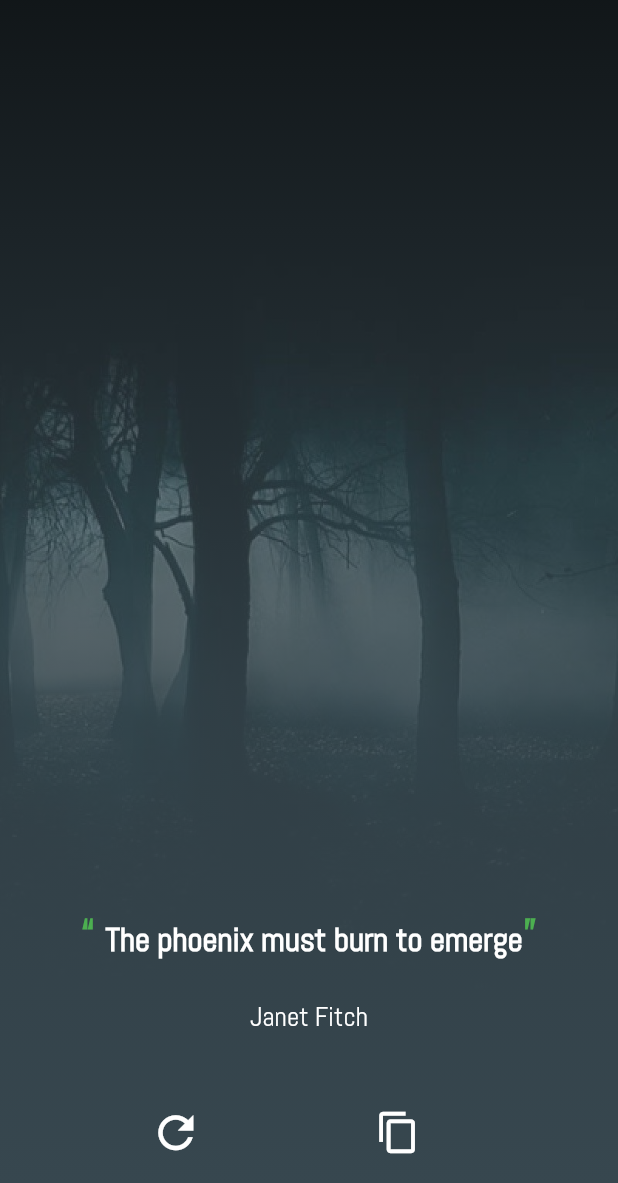
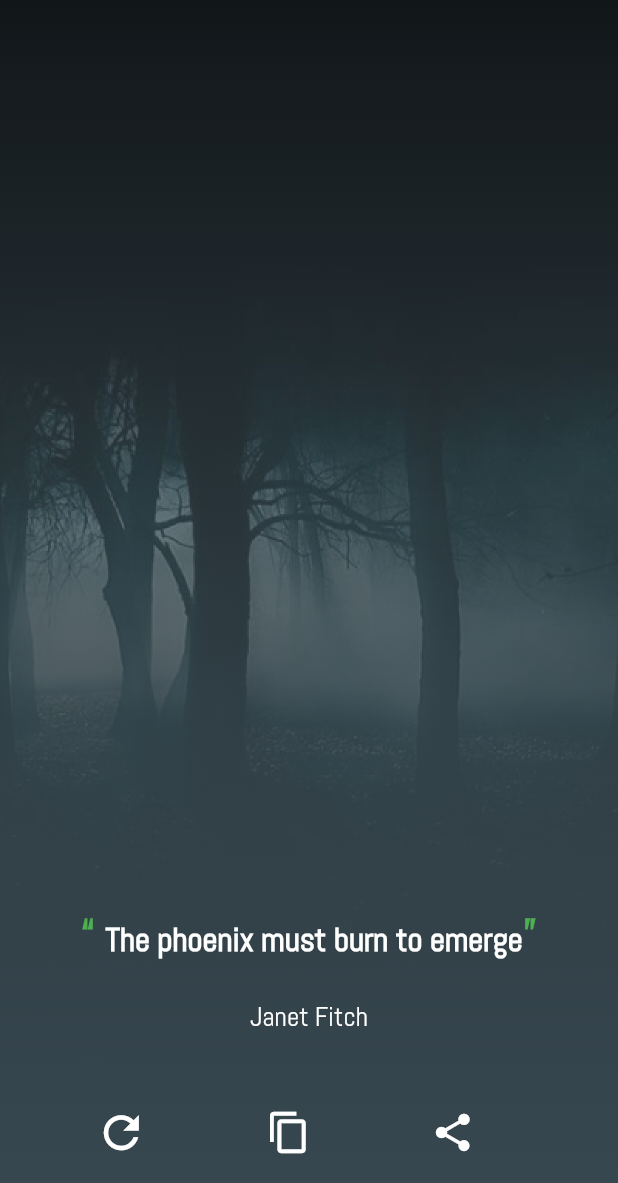
Before and after one commit to H-Elbez/Quotter, a Flutter app: the screen it shows after launch, on a phone screen of 412 x 824 dp, the part 53-1236 px from its top. Run offline on Flutter 3.47's test engine with Material 2 defaults, Android fonts, the phone set to English and light mode, and no system bars; drawn by our look-alikes of screenshot; our stand-ins replace share, toast; missing offline and left inert: clipboard_manager; network calls fail.

Commit message:
Add share button, share image to social networks. Upgrade Flutter base

```diff
--- a/lib/main.dart
+++ b/lib/main.dart
@@ -1,12 +1,18 @@
+import 'dart:io';
+
 import 'package:flutter/material.dart';
 import 'dart:convert';
 import 'package:flutter/services.dart';
 import 'package:http/http.dart' as http;
 import 'package:clipboard_manager/clipboard_manager.dart';
 import 'package:toast/toast.dart';
+import 'package:screenshot/screenshot.dart';
+import 'package:path_provider/path_provider.dart';
+import 'package:share/share.dart';
 
 // Main start of the app
 void main() {
+  WidgetsFlutterBinding.ensureInitialized();
   SystemChrome.setEnabledSystemUIOverlays([]);
   runApp(MyApp());
 }
@@ -31,10 +37,12 @@ class _MainState extends State<MainPage> {
   String quote, owner, imglink;
   bool working = false;
   final grey = Colors.blueGrey[800];
+  ScreenshotController screenshotController;
 
   @override
   void initState() {
     super.initState();
+    screenshotController = ScreenshotController();
     quote = "";
     owner = "";
     imglink = "";
@@ -48,9 +56,8 @@ class _MainState extends State<MainPage> {
         working = true;
         quote = imglink = owner = "";
       });
-      var response = await http.post(
-          Uri.encodeFull('http://api.forismatic.com/api/1.0/'),
-          body: {"method": "getQuote", "format": "json", "lang": "en"});
+      var response =
+          await http.post(Uri.encodeFull('http://api.forismatic.com/api/1.0/'), body: {"method": "getQuote", "format": "json", "lang": "en"});
       setState(() {
         try {
           var res = jsonDecode(response.body);
@@ -80,6 +87,16 @@ class _MainState extends State<MainPage> {
   copyQuote() {
     ClipboardManager.copyToClipBoard(quote + "\n- " + owner).then((result) {
       Toast.show("Quote Copied", context, duration: Toast.LENGTH_SHORT);
+    });
+  }
+
+  shareQuote() async {
+    final directory = (await getApplicationDocumentsDirectory()).path; //from path_provide package
+    String path = '$directory/screenshots${DateTime.now().toIso8601String()}.png';
+    screenshotController.capture(path: path).then((_) {
+      Share.shareFiles([path], text: quote);
+    }).catchError((onError) {
+      print(onError);
     });
   }
 
@@ -116,10 +133,9 @@ class _MainState extends State<MainPage> {
   Widget build(BuildContext context) {
     return Scaffold(
       backgroundColor: grey,
-      body: Stack(
-          alignment: Alignment.center,
-          fit: StackFit.expand,
-          children: <Widget>[
+      body: Screenshot(
+        controller: screenshotController,
+        child: Stack(alignment: Alignment.center, fit: StackFit.expand, children: <Widget>[
           drawImg(),
           Container(
               alignment: Alignment.center,
@@ -136,42 +152,23 @@ class _MainState extends State<MainPage> {
                 ),
               ),
               padding: EdgeInsets.symmetric(horizontal: 20, vertical: 100),
-                child: Column(
-                    mainAxisAlignment: MainAxisAlignment.end,
-                    crossAxisAlignment: CrossAxisAlignment.stretch,
-                    children: <Widget>[
+              child: Column(mainAxisAlignment: MainAxisAlignment.end, crossAxisAlignment: CrossAxisAlignment.stretch, children: <Widget>[
                 RichText(
                   textAlign: TextAlign.center,
                   text: TextSpan(
-                          text: quote != null ?'“ ':"",
-                          style: TextStyle(
-                              fontFamily: "Ic",
-                              color: Colors.green,
-                              fontWeight: FontWeight.w700,
-                              fontSize: 30),
+                      text: quote != null ? '“ ' : "",
+                      style: TextStyle(fontFamily: "Ic", color: Colors.green, fontWeight: FontWeight.w700, fontSize: 30),
                       children: [
-                            TextSpan(text:
-                            quote != null ? quote : "",
-                          style: TextStyle(
-                              fontFamily: "Ic",
-                              color: Colors.white,
-                              fontWeight: FontWeight.w600,
-                              fontSize: 22)
-                            ),
-                            TextSpan(text: quote != null ?'”':"",style: TextStyle(
-                              fontFamily: "Ic",
-                              fontWeight: FontWeight.w700,
-                              color: Colors.green,
-                              fontSize: 30))
-                          ]
-                        ),
+                        TextSpan(
+                            text: quote != null ? quote : "",
+                            style: TextStyle(fontFamily: "Ic", color: Colors.white, fontWeight: FontWeight.w600, fontSize: 22)),
+                        TextSpan(
+                            text: quote != null ? '”' : "",
+                            style: TextStyle(fontFamily: "Ic", fontWeight: FontWeight.w700, color: Colors.green, fontSize: 30))
+                      ]),
                 ),
                 Text(owner.isEmpty ? "" : "\n" + owner,
-                          textAlign: TextAlign.center,
-                          style: TextStyle(
-                              fontFamily: "Ic",
-                              color: Colors.white,
-                              fontSize: 18)),
+                    textAlign: TextAlign.center, style: TextStyle(fontFamily: "Ic", color: Colors.white, fontSize: 18)),
               ])),
           AppBar(
             title: Text(
@@ -184,9 +181,8 @@ class _MainState extends State<MainPage> {
             centerTitle: true,
           ),
         ]),
-      floatingActionButton: Row(
-          mainAxisAlignment: MainAxisAlignment.spaceEvenly,
-          children: <Widget>[
+      ),
+      floatingActionButton: Row(mainAxisAlignment: MainAxisAlignment.spaceEvenly, children: <Widget>[
         InkWell(
           onTap: !working ? getQuote : null,
           child: Icon(Icons.refresh, size: 35, color: Colors.white),
@@ -194,6 +190,10 @@ class _MainState extends State<MainPage> {
         InkWell(
           onTap: quote.isNotEmpty ? copyQuote : null,
           child: Icon(Icons.content_copy, size: 30, color: Colors.white),
+        ),
+        InkWell(
+          onTap: quote.isNotEmpty ? shareQuote : null,
+          child: Icon(Icons.share, size: 30, color: Colors.white),
         )
       ]),
     );
```
Also changed, not shown: pubspec.yaml (+9 -6 lines), 68 other files. Lines whose indentation alone changed are shown as unchanged.
